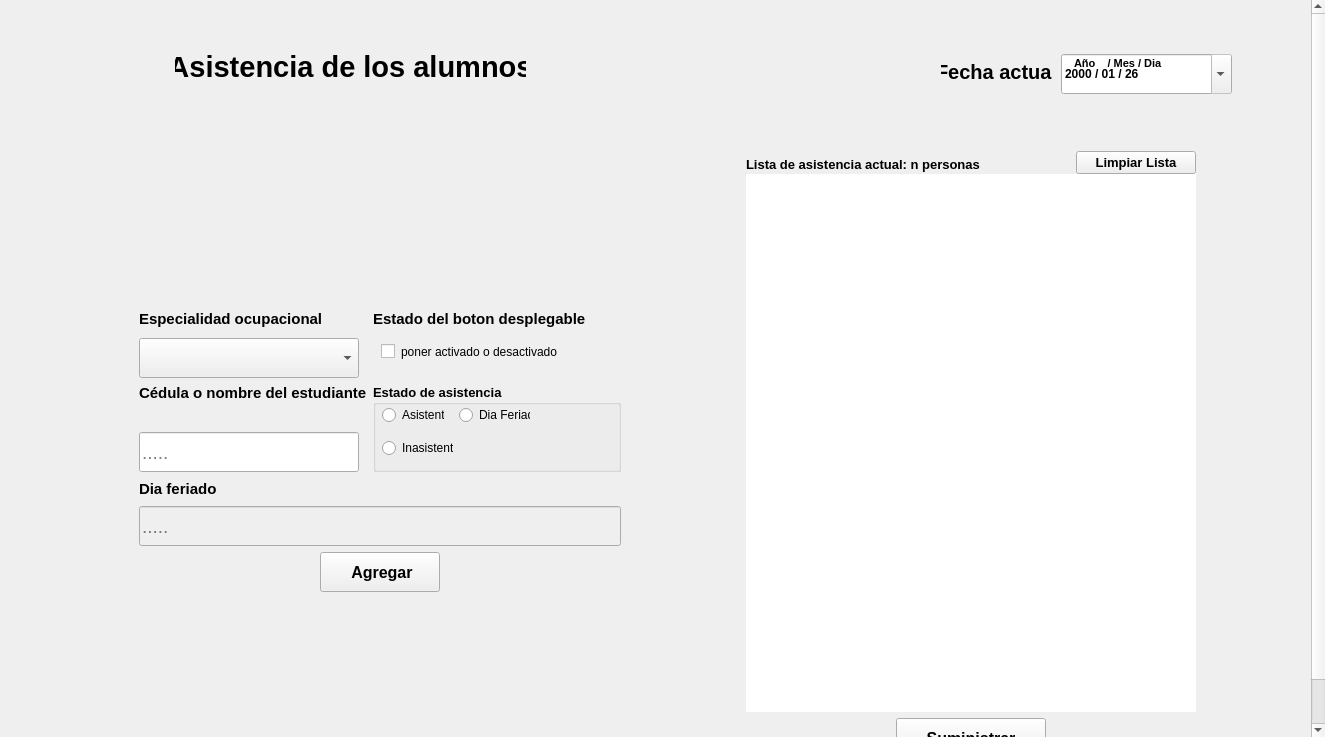
This is recursos_graficos_y_logicos/elementos_graficos_ui/pantalla_de_asistencia_alumnos.ui in Enmanuel-86/TELA-APP as Qt 5 draws it before an edit. The edited form follows.
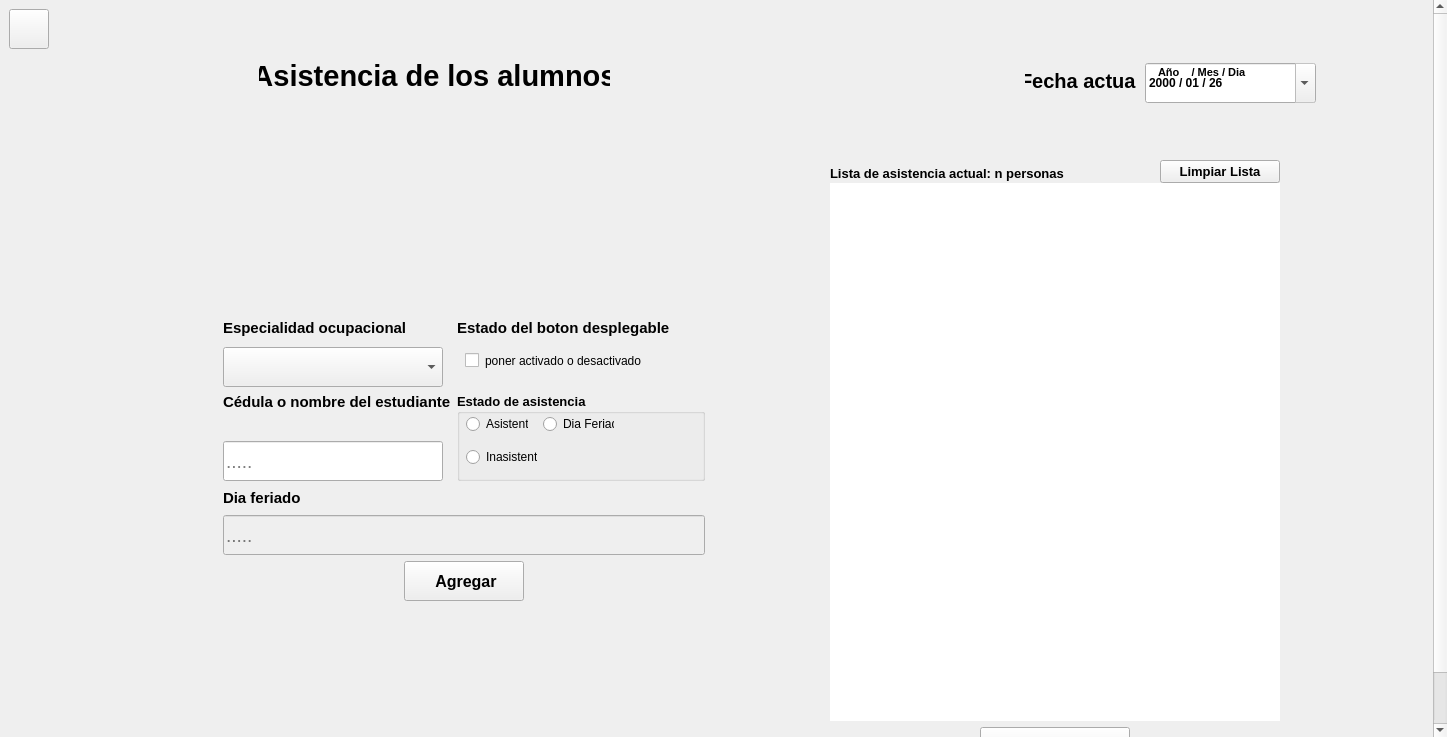
This is the edited form. Icons and pictures are not drawn.

Commit message: Pantallas preparadas para tomar el estilo segun la hoja seleecionada

The edit to the form file:
```diff
--- a/recursos_graficos_y_logicos/elementos_graficos_ui/pantalla_de_asistencia_alumnos.ui
+++ b/recursos_graficos_y_logicos/elementos_graficos_ui/pantalla_de_asistencia_alumnos.ui
@@ -6,7 +6,7 @@
    <rect>
     <x>0</x>
     <y>0</y>
-    <width>1325</width>
+    <width>1447</width>
     <height>737</height>
    </rect>
   </property>
@@ -51,8 +51,8 @@
        <rect>
         <x>0</x>
         <y>0</y>
-        <width>1308</width>
-        <height>785</height>
+        <width>1430</width>
+        <height>793</height>
        </rect>
       </property>
       <layout class="QVBoxLayout" name="verticalLayout_4">
@@ -85,11 +85,89 @@
          <property name="tipo" stdset="0">
           <string>espacio_principal</string>
          </property>
+         <layout class="QHBoxLayout" name="horizontalLayout_4">
+          <item alignment="Qt::AlignTop">
+           <widget class="QPushButton" name="boton_de_regreso">
+            <property name="minimumSize">
+             <size>
+              <width>40</width>
+              <height>40</height>
+             </size>
+            </property>
+            <property name="maximumSize">
+             <size>
+              <width>40</width>
+              <height>40</height>
+             </size>
+            </property>
+            <property name="cursor">
+             <cursorShape>PointingHandCursor</cursorShape>
+            </property>
+            <property name="styleSheet">
+             <string notr="true"/>
+            </property>
+            <property name="text">
+             <string/>
+            </property>
+            <property name="icon">
+             <iconset>
+              <normaloff>../../recursos_de_imagenes/iconos_de_interfaz/flecha_izquierda_2.png</normaloff>../../recursos_de_imagenes/iconos_de_interfaz/flecha_izquierda_2.png</iconset>
+            </property>
+            <property name="iconSize">
+             <size>
+              <width>30</width>
+              <height>30</height>
+             </size>
+            </property>
+            <property name="tipo" stdset="0">
+             <string>boton_regresar</string>
+            </property>
+           </widget>
+          </item>
+          <item>
+           <spacer name="horizontalSpacer_2">
+            <property name="orientation">
+             <enum>Qt::Horizontal</enum>
+            </property>
+            <property name="sizeHint" stdset="0">
+             <size>
+              <width>40</width>
+              <height>20</height>
+             </size>
+            </property>
+           </spacer>
+          </item>
+          <item>
+           <widget class="QFrame" name="frame">
+            <property name="minimumSize">
+             <size>
+              <width>1209</width>
+              <height>775</height>
+             </size>
+            </property>
+            <property name="maximumSize">
+             <size>
+              <width>1209</width>
+              <height>775</height>
+             </size>
+            </property>
          <layout class="QVBoxLayout" name="verticalLayout_2">
           <property name="spacing">
            <number>0</number>
           </property>
-          <item alignment="Qt::AlignHCenter">
+             <property name="leftMargin">
+              <number>9</number>
+             </property>
+             <property name="topMargin">
+              <number>9</number>
+             </property>
+             <property name="rightMargin">
+              <number>9</number>
+             </property>
+             <property name="bottomMargin">
+              <number>9</number>
+             </property>
+             <item>
            <widget class="QFrame" name="espacio_superior">
             <property name="sizePolicy">
              <sizepolicy hsizetype="Preferred" vsizetype="Preferred">
@@ -97,6 +175,12 @@
               <verstretch>0</verstretch>
              </sizepolicy>
             </property>
+               <property name="minimumSize">
+                <size>
+                 <width>1191</width>
+                 <height>117</height>
+                </size>
+               </property>
             <property name="maximumSize">
              <size>
               <width>1191</width>
@@ -380,7 +464,7 @@
             </layout>
            </widget>
           </item>
-          <item alignment="Qt::AlignHCenter">
+             <item>
            <widget class="QFrame" name="espacio_para_tabla_empleados">
             <property name="sizePolicy">
              <sizepolicy hsizetype="Preferred" vsizetype="Preferred">
@@ -1101,6 +1185,22 @@
              </item>
             </layout>
            </widget>
+             </item>
+            </layout>
+           </widget>
+          </item>
+          <item>
+           <spacer name="horizontalSpacer_3">
+            <property name="orientation">
+             <enum>Qt::Horizontal</enum>
+            </property>
+            <property name="sizeHint" stdset="0">
+             <size>
+              <width>40</width>
+              <height>20</height>
+             </size>
+            </property>
+           </spacer>
           </item>
          </layout>
         </widget>
```
Lines whose indentation alone changed are shown as unchanged. The commit also changes 13 other files.
